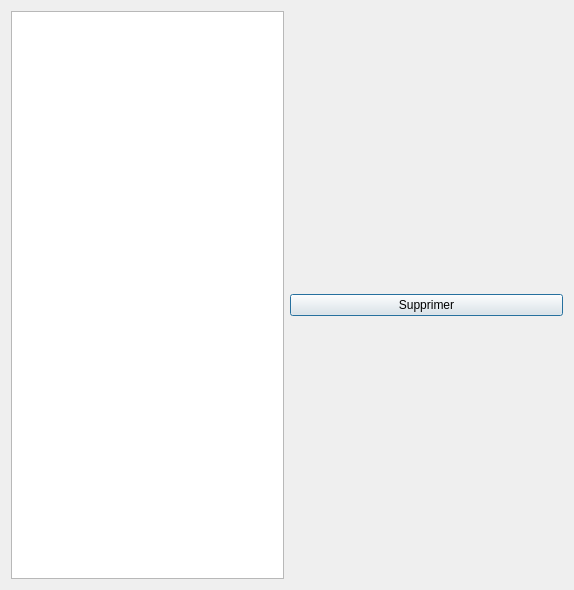
The window that application/ui/notesaction.ui (nils-van-zuijlen/Enibar) describes before a commit, drawn with Qt 5.
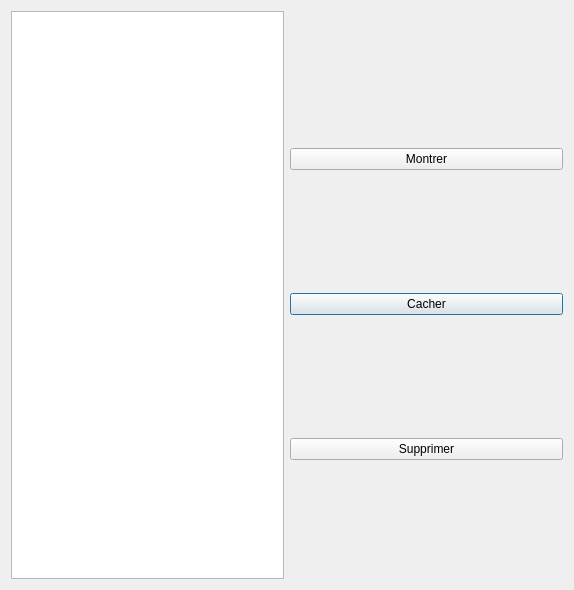
The same window after the commit. Custom widgets are drawn as their Qt base class.

Commit message: Add a hide and show function in the NotesAction window.

The edit to the form file:
```diff
--- a/application/ui/notesaction.ui
+++ b/application/ui/notesaction.ui
@@ -28,6 +28,13 @@
      </item>
      <item row="2" column="1">
       <layout class="QGridLayout" name="gridLayout_3">
+       <item row="2" column="0">
+        <widget class="QPushButton" name="hide_button">
+         <property name="text">
+          <string>Cacher</string>
+         </property>
+        </widget>
+       </item>
        <item row="0" column="0">
         <spacer name="horizontalSpacer">
          <property name="orientation">
@@ -41,13 +48,20 @@
          </property>
         </spacer>
        </item>
-       <item row="1" column="0">
+       <item row="3" column="0">
         <widget class="QPushButton" name="del_button">
          <property name="text">
           <string>Supprimer</string>
          </property>
         </widget>
        </item>
+       <item row="1" column="0">
+        <widget class="QPushButton" name="show_button">
+         <property name="text">
+          <string>Montrer</string>
+         </property>
+        </widget>
+       </item>
       </layout>
      </item>
     </layout>
```
Left out of the diff: 34 changed lines with no effect on the pictures. The commit also changes 3 other files.
